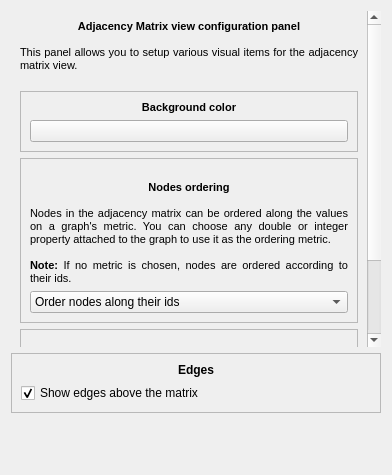
The window that plugins/view/MatrixView/MatrixViewConfigurationWidget.ui (vadivelselvaraj/TulipGLImprovement) describes before a commit, drawn with Qt 5.
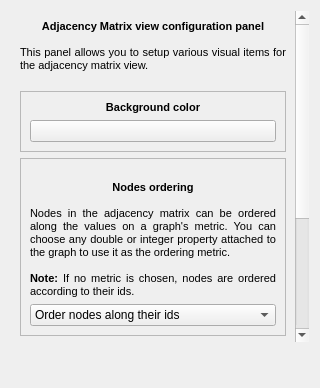
The same window after the commit. Custom widgets are drawn as their Qt base class.

The edit to the form file:
```diff
--- a/plugins/view/MatrixView/MatrixViewConfigurationWidget.ui
+++ b/plugins/view/MatrixView/MatrixViewConfigurationWidget.ui
@@ -6,8 +6,8 @@
    <rect>
     <x>0</x>
     <y>0</y>
-    <width>392</width>
-    <height>475</height>
+    <width>320</width>
+    <height>388</height>
    </rect>
   </property>
   <property name="windowTitle">
@@ -26,9 +26,9 @@
       <property name="geometry">
        <rect>
         <x>0</x>
-        <y>-80</y>
-        <width>367</width>
-        <height>416</height>
+        <y>-163</y>
+        <width>295</width>
+        <height>499</height>
        </rect>
       </property>
       <layout class="QVBoxLayout" name="verticalLayout_5">
@@ -185,16 +185,6 @@
          </layout>
         </widget>
        </item>
-      </layout>
-      <zorder>label</zorder>
-      <zorder>label_2</zorder>
-      <zorder></zorder>
-      <zorder></zorder>
-      <zorder>ordering</zorder>
-      <zorder>grid</zorder>
-     </widget>
-    </widget>
-   </item>
    <item>
     <widget class="QFrame" name="edges">
      <property name="frameShape">
@@ -225,6 +215,10 @@
        </widget>
       </item>
      </layout>
+        </widget>
+       </item>
+      </layout>
+     </widget>
     </widget>
    </item>
    <item>
```
Lines whose indentation alone changed are shown as unchanged.
